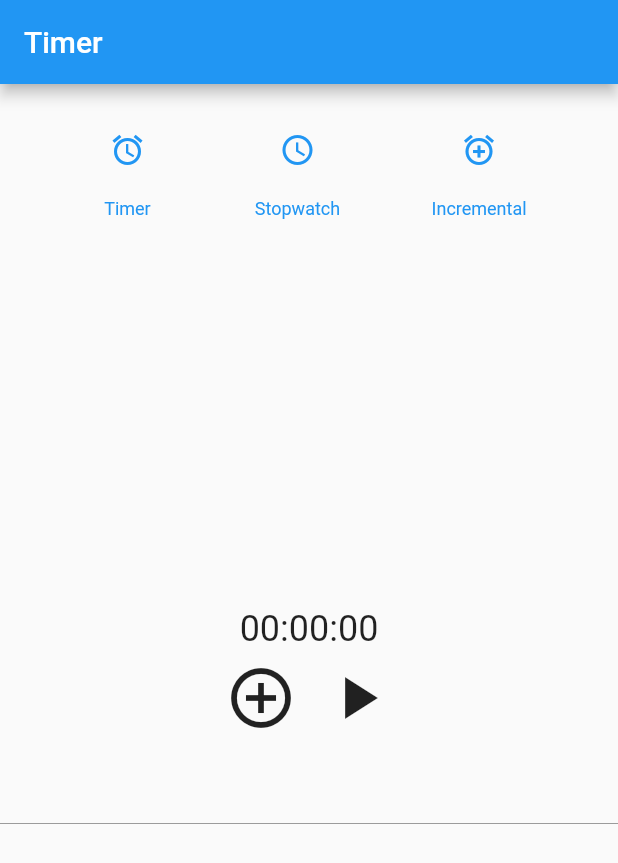
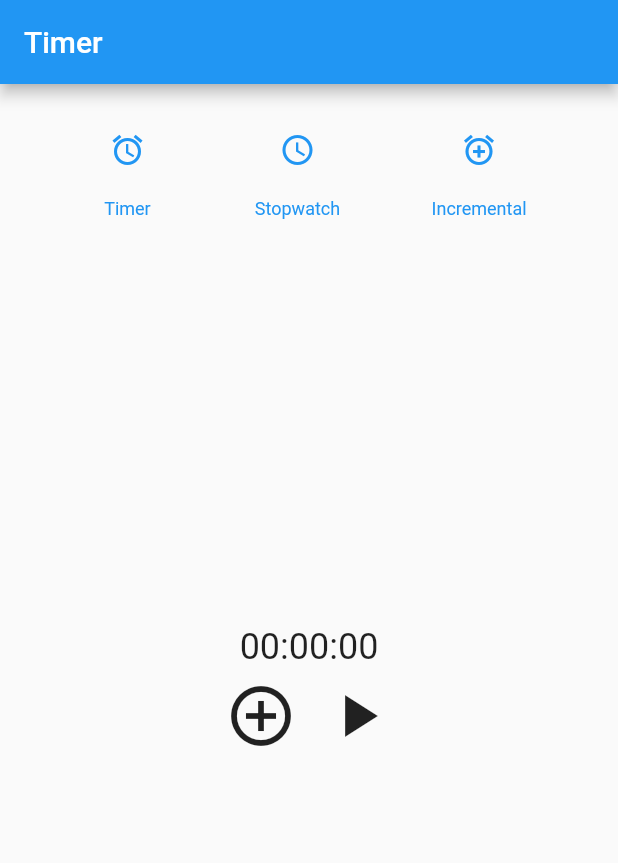
Before and after one commit to RyanLowry/flutter-projects, a Flutter app: the screen it shows after launch, after a tap on the "access time" icon, on a phone screen of 412 x 824 dp. Shown: the top 863 px of the screen. Run offline on Flutter 3.47's test engine with Material 2 defaults, Android fonts, the phone set to English and light mode, and no system bars; our stand-ins replace audioplayers.

Commit message:
Fix TextFields to display properly.

```diff
--- a/lib/stopwatch_widget.dart
+++ b/lib/stopwatch_widget.dart
@@ -60,6 +60,7 @@
           textAlign: TextAlign.center,
           controller:textController,
           enabled: false,
+          decoration:InputDecoration.collapsed(hintText:null,border:InputBorder.none),
         ),
       ],
     );
--- a/lib/timer_widget.dart
+++ b/lib/timer_widget.dart
@@ -129,7 +129,10 @@
         stopwatch.stop();
         timerHasStarted = false;
         btnIcon = Icon(Icons.play_arrow);
-        textController.text = "$hrs$mins$secs";
+        String hours = hrs.toString().padLeft(2,"0");
+        String minutes = mins.toString().padLeft(2,"0");
+        String seconds = secs.toString().padLeft(2,"0");
+        textController.text = "$hours$minutes$seconds";
 
       }else{
         stopwatch.start();
--- a/lib/variable_timer_widget.dart
+++ b/lib/variable_timer_widget.dart
@@ -163,7 +163,6 @@
       if(time.seconds == 0 && time.minutes == 0 && time.hours == 0){
         if(!_setNewTime()){
           if(repeat){
-            //call time again to refresh timer;
             ap = audioCache.play(audioPath);
             currentLoopLocation = 0;
             _setNewTime();
@@ -225,6 +224,7 @@
       for(String time in times){
         textController.text += time + '\n';
       }
+      timeController.text = "";
     });
   }
 }
```
